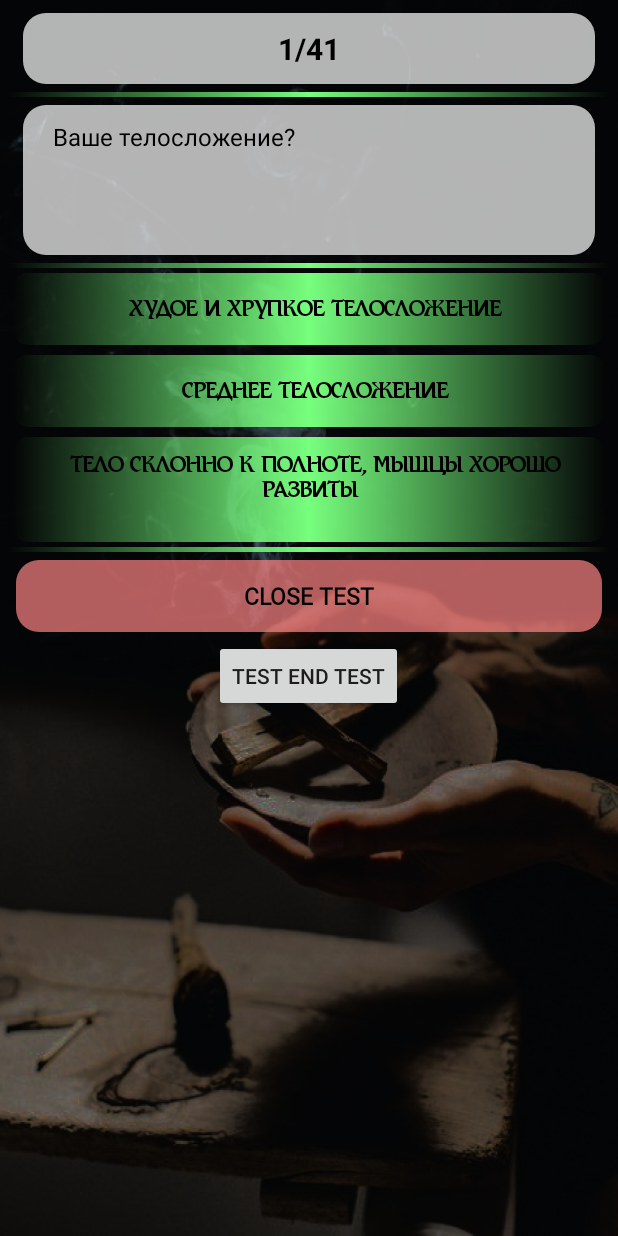
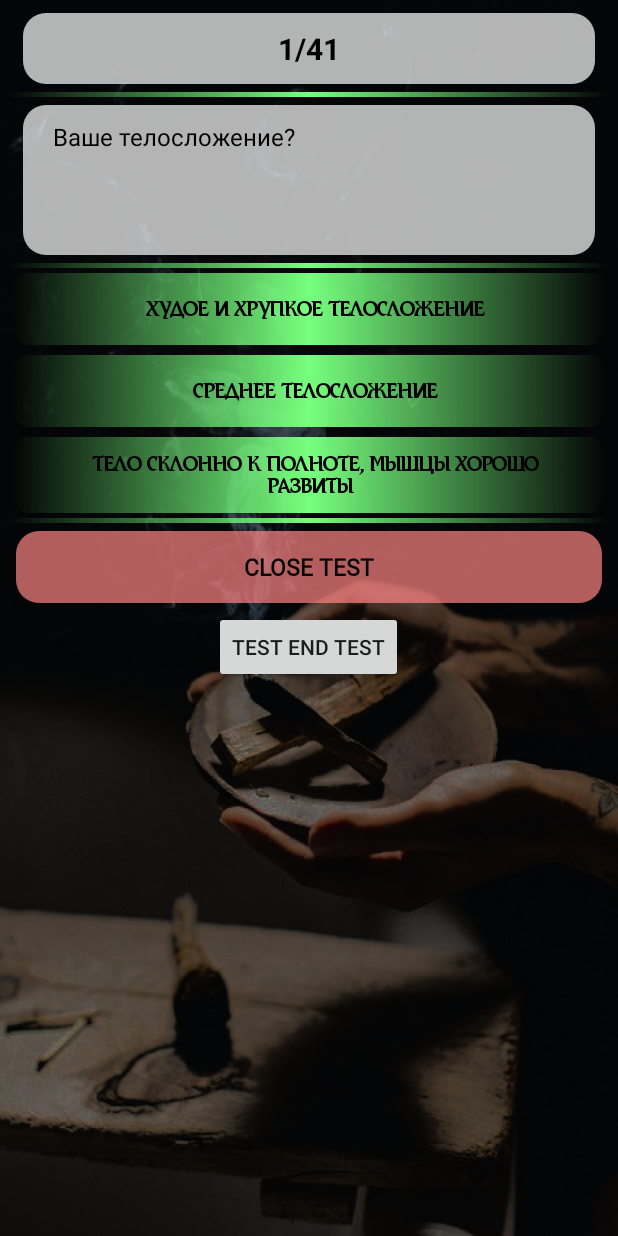
Before and after one commit to toffeantyri/TotemAnimals, an Android app: the screen it shows after launch (StartTest_activity), after a tap on "DOSHA TEST", on a phone screen of 412 x 824 dp. Run offline under Robolectric (Android 15) with nearby library versions, the phone set to English and light mode, and no system bars; our stand-ins replace AdMob; libraries missing offline, so code that uses them is left out: com.github.mikephil.charting, com.yandex.mobile; plain views replace BannerAdView; 25 statements that could not run were skipped; 3 other taps on this screen came first.

Commit message:
1.195 Поправлен паддингХоризонтал для меню открытия теста дош Удалены \\n из теста вопросов дош Добавлен паддингХор на кнопки ответов все Вместо расчитать рез теста теперь получить рез теста Константы в обьекте лист ресурс дош

```diff
--- a/app/src/main/java/com/totems/totemanimals/MainActivity.kt
+++ b/app/src/main/java/com/totems/totemanimals/MainActivity.kt
@@ -11,8 +11,6 @@ import androidx.appcompat.app.AlertDialog
 import androidx.appcompat.app.AppCompatDelegate
 import androidx.recyclerview.widget.GridLayoutManager
 import com.totems.totemanimals.resoursesTests.List_resours_an_totem
-
-import com.totems.totemanimals.resoursesTests.questionListDoshi.checkAllCountQuestion
 import com.totems.totemanimals.view.mainAdapters.totemanimaladapters.ShablonAnimalDataClass
 import com.totems.totemanimals.view.mainAdapters.totemanimaladapters.AnimalsAdaptList
 import com.totems.totemanimals.view.mainActivityFragments.fragment_testResult
@@ -46,8 +44,6 @@ class MainActivity : BaseActivity_ApComAct() {
         initMobileAdsYandex()
         loadAndShowBanner()
 
-
-        //Log.d("MyLog", "проверка количества вопросов дош " + checkAllCountQuestion().toString())
 
        // Log.d("MyLog", "OnCreate MainActivity")
     }
--- a/app/src/main/java/com/totems/totemanimals/resoursesTests/List_Resours_Doshi.kt
+++ b/app/src/main/java/com/totems/totemanimals/resoursesTests/List_Resours_Doshi.kt
@@ -7,6 +7,9 @@ object List_Resours_Doshi : ListResourseClass() {
     const val MAX_POINTS = 41
     val BALANCE_LEVEL_MIN = 11.66f
     val BALANCE_LEVEL_MAX = 15.66f
+    const val VATA_KEY = "VATA"
+    const val PITTA_KEY = "PITTA"
+    const val KAPHA_KEY = "KAPHA"
 
     override val imIdList: Array<Int> = arrayOf(R.drawable.dosha_vata_image, R.drawable.dosha_pitta_image, R.drawable.dosha_kapha_image)
 
--- a/app/src/main/res/layout/fragment_fragment_test_result.xml
+++ b/app/src/main/res/layout/fragment_fragment_test_result.xml
@@ -399,7 +399,8 @@
                     android:layout_height="100dp"
                     android:layout_weight="1"
                     android:background="@drawable/shape_rectangle_r10"
-                    android:orientation="horizontal">
+                    android:orientation="horizontal"
+                    android:layout_marginHorizontal="5dp">
 
                     <TextView
                         android:id="@+id/textView_doshilook"
--- a/app/src/main/res/values/strings.xml
+++ b/app/src/main/res/values/strings.xml
@@ -56,7 +56,7 @@
     <string name="look_dosha_blank">Look yours Dosha-type</string>
     <string name="no_totem_animals">Test is not complete. Take the test</string>
 
-    <string name="close_get_result_test">Calculate test result</string>
+    <string name="close_get_result_test">Calculate and get test result</string>
     <string name="measuring_result">Calculation will take no more than 30 seconds, please reward the developer and watch ads :) </string>
 
     <string name="Text_righter" translatable="false">Text about totem animals, partially taken from the site:</string>
--- a/app/src/main/res/values/styles.xml
+++ b/app/src/main/res/values/styles.xml
@@ -20,8 +20,9 @@
     <style name="Button_Style" parent="Widget.AppCompat.Button">
         <item name="android:layout_width">fill_parent</item>
         <item name="android:textColor">@color/black</item>
-        <item name="android:textSize">15sp</item>
-        <item name="android:padding">10dp</item>
+        <item name="android:textSize">14sp</item>
+        <item name="android:paddingVertical">10dp</item>
+        <item name="android:paddingHorizontal">15dp</item>
         <item name="android:background">@drawable/shape_separator_hor</item>
         <!--item name="backgroundTint">@color/green_style_btn</item-->
         <item name="android:gravity">center</item>
```
Also changed, not shown: app/src/main/java/com/totems/totemanimals/resoursesTests/questionListDoshi.kt (+41 -47 lines), 1 other file.
